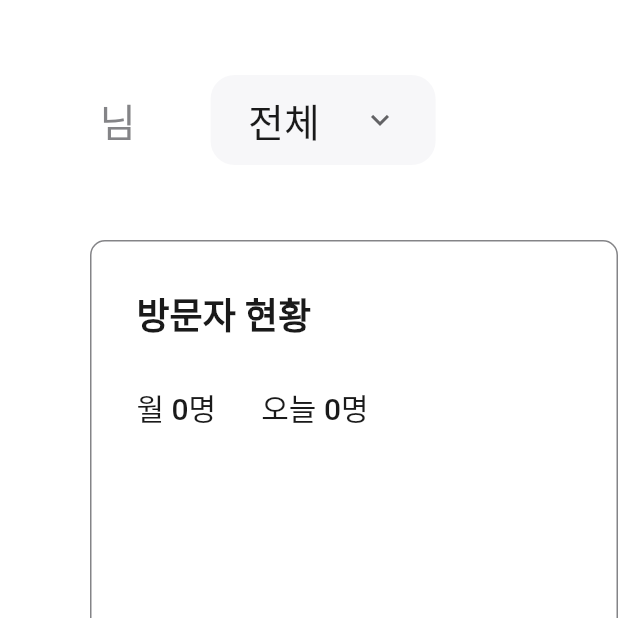
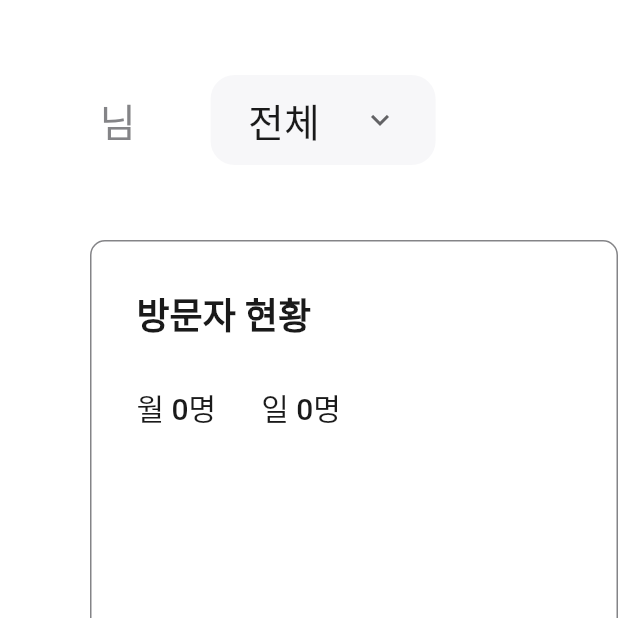
Before and after one commit to jnsGithub/white_gym_web, a Flutter app: the VisitRecordView screen opened directly, on a phone screen of 412 x 824 dp, the top half of it. Run offline on Flutter 3.47's test engine with Material 3 defaults, Android fonts, the phone set to English and light mode, and no system bars; drawn by our look-alikes of dropdown_button2; our stand-ins replace auto_size_text, cloud_firestore, firebase_auth, firebase_core, firebase_storage, get and 2 more; missing offline and left inert: dart:html, dart:js, excel, jns_package, number_pagination, pointer_interceptor; accounts and stored records are empty; Roboto replaces fonts that are missing (Pretendard); statements that could not run were skipped.

Commit message:
최적화 테스트

```diff
--- a/lib/util/spotManagement.dart
+++ b/lib/util/spotManagement.dart
@@ -51,6 +51,7 @@ class SpotManagement{
     }
   }
 
+
   Future<List<String>> uploadSpotImage(List<Uint8List?> imageUrlList) async {
     List<String> uploadedImageUrlList = [];
     try {
--- a/lib/view/sign/signIn/signInController.dart
+++ b/lib/view/sign/signIn/signInController.dart
@@ -2,6 +2,7 @@ import 'package:flutter/cupertino.dart';
 import 'package:get/get.dart';
 import 'package:get/get_state_manager/src/simple/get_controllers.dart';
 import 'package:white_gym_web/util/sign.dart';
+import 'package:white_gym_web/util/userDataManagement.dart';
 
 
 
@@ -10,6 +11,7 @@ class LoginController extends GetxController {
   TextEditingController passwordController = TextEditingController();
 
   Sign sign = Sign();
+  UserDataManagement userDataManagement = UserDataManagement();
 
   @override
   void onInit() {
--- a/lib/view/sign/signIn/signInView.dart
+++ b/lib/view/sign/signIn/signInView.dart
@@ -230,7 +230,10 @@ class Login extends GetView<LoginController> {
                   ),),
                 ),
               ),
-
+              // TextButton(
+              //     onPressed: () async {
+              //       await controller.userDataManagement.getDummyUserData();
+              //     }, child: Text('test button'))
             ],
           ),
         ),
--- a/lib/view/visitRecordManagement/visitRecordController.dart
+++ b/lib/view/visitRecordManagement/visitRecordController.dart
@@ -18,8 +18,10 @@ class VisitRecordController extends GetxController {
 
   @override
   void onInit() {
+    // saving(Get.context!);
     super.onInit();
     init();
+    // Get.back();
   }
 
   @override
--- a/lib/view/visitRecordManagement/visitRecordView.dart
+++ b/lib/view/visitRecordManagement/visitRecordView.dart
@@ -75,7 +75,13 @@ class VisitRecordView extends GetView<VisitRecordController> {
                   ),
                   SizedBox(height: 50),
                   StreamBuilder(
-                    stream: visitHistoryDB
+                    stream: controller.selectedSpot.value.documentId != ''
+                        ? visitHistoryDB
+                        .where('spotDocumentId', isEqualTo: controller.selectedSpot.value.documentId)
+                        .where('createDate', isLessThan: Timestamp.fromDate(afterOneYear))
+                        .orderBy('createDate', descending: true)//.limit(1000)
+                        .snapshots()
+                        : visitHistoryDB
                         .where('createDate', isLessThan: Timestamp.fromDate(afterOneYear))
                         .orderBy('createDate', descending: true)//.limit(1000)
                         .snapshots(),
@@ -86,6 +92,7 @@ class VisitRecordView extends GetView<VisitRecordController> {
                         // .snapshots(),
                     builder: (context, snapshot) {
                       if (!snapshot.hasData) {
+                        print(controller.selectedSpot.value.documentId != '');
                         return Center(child: CircularProgressIndicator());
                       }
                       // List data = controller.test;
@@ -104,18 +111,18 @@ class VisitRecordView extends GetView<VisitRecordController> {
                       int todayUserCount = 0;
                       int monthUserCount = 0;
 
-                      for (int i = 0; i < data.length; i++) {
-                        if (data[i]['createDate'].toDate().day == today.day && data[i]['createDate'].toDate().month == today.month && data[i]['createDate'].toDate().year == today.year) {
-                          todayUserCount++;
-                          // print('오늘 유저 카운트 : ${todayUserCount}');
-                          // print(today.day);
-                          // print((data[i]['createDate'] as Timestamp).toDate().hour);
-                          // print(data[i]['userName']);
-                        }
-                        if (data[i]['createDate'].toDate().month == today.month && data[i]['createDate'].toDate().year == today.year) {
-                          monthUserCount++;
-                        }
-                      }
+                      // for (int i = 0; i < data.length; i++) {
+                      //   if (data[i]['createDate'].toDate().day == today.day && data[i]['createDate'].toDate().month == today.month && data[i]['createDate'].toDate().year == today.year) {
+                      //     todayUserCount++;
+                      //     // print('오늘 유저 카운트 : ${todayUserCount}');
+                      //     // print(today.day);
+                      //     // print((data[i]['createDate'] as Timestamp).toDate().hour);
+                      //     // print(data[i]['userName']);
+                      //   }
+                      //   if (data[i]['createDate'].toDate().month == today.month && data[i]['createDate'].toDate().year == today.year) {
+                      //     monthUserCount++;
+                      //   }
+                      // }
 
                       int crossAxisCount = 2; // ✅ 가로 2줄 (세로 10줄)
                       int rowCount = 10; // ✅ 세로 10개
@@ -170,8 +177,24 @@ class VisitRecordView extends GetView<VisitRecordController> {
                                       Row(
                                         spacing: 30,
                                         children: [
-                                          Text('월 ${monthUserCount}명', style: TextStyle(fontSize: 20, color: gray900, fontWeight: FontWeight.w500)),
-                                          Text('오늘 ${todayUserCount}명', style: TextStyle(fontSize: 20, color: gray900, fontWeight: FontWeight.w500)),
+                                          StreamBuilder(
+                                            stream: visitHistoryDB
+                                                .where('createDate', isGreaterThan: DateTime(DateTime.now().year, DateTime.now().month, 1))
+                                                .where('createDate', isLessThan: DateTime(DateTime.now().year, DateTime.now().month + 1, 0))
+                                                .count().get().asStream(),
+                                            builder: (_, snapshot) {
+                                              return Text('월 ${snapshot.data!.count}명', style: TextStyle(fontSize: 20, color: gray900, fontWeight: FontWeight.w500));
+                                            }
+                                          ),
+                                          StreamBuilder(
+                                              stream: visitHistoryDB
+                                                  .where('createDate', isGreaterThan: DateTime(DateTime.now().year, DateTime.now().month, DateTime.now().day, 0, 0))
+                                                  .where('createDate', isLessThan: DateTime(DateTime.now().year, DateTime.now().month, DateTime.now().day + 1, 0, -1))
+                                                  .count().get().asStream(),
+                                              builder: (_, snapshot) {
+                                                return Text('일 ${snapshot.data!.count}명', style: TextStyle(fontSize: 20, color: gray900, fontWeight: FontWeight.w500));
+                                              }
+                                          )
                                         ],
                                       ),
                                     ],
```
Also changed, not shown: lib/main.dart (+10 -1 lines), lib/util/sign.dart (+0 -28 lines), lib/util/userDataManagement.dart (+38 -0 lines), lib/view/user/userManagementController.dart (+26 -2 lines).
